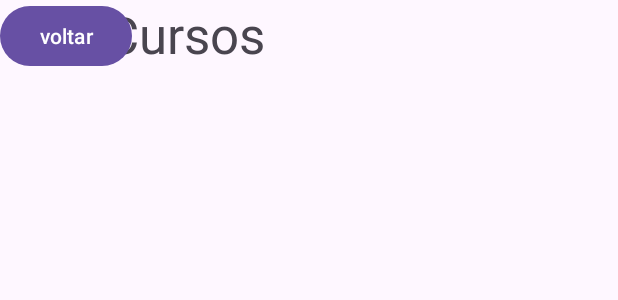
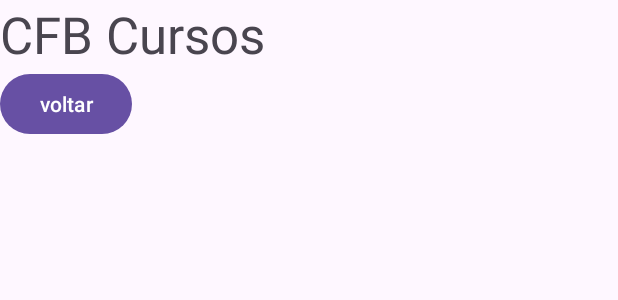
Before and after one commit to Rfaelsn/curso_android_java, an Android app: the layout activity_tela_sobre.xml on its own in the app's theme, with its tools: preview values and no code run, on a phone screen of 412 x 824 dp. Shown: the top 300 px of the screen. Run offline under Robolectric (Android 15) with nearby library versions, the phone set to English and light mode, and no system bars.

Commit message:
feat: aprendendo como fechar corretamente uma activity e passando dados como parametro para outra activity

```diff
--- a/app/src/main/java/com/example/aula01/MainActivity.java
+++ b/app/src/main/java/com/example/aula01/MainActivity.java
@@ -77,6 +77,8 @@ public class MainActivity extends AppCompatActivity {
 
     public void acessarTelaSobre(View v){
         Intent itTelaSobre = new Intent(this,TelaSobre.class);
+        itTelaSobre.putExtra("p_nome", "Rafael");
+        itTelaSobre.putExtra("p_vTotal", vTotal);
         startActivity(itTelaSobre);
 //        setContentView(R.layout.activity_tela_sobre);
     }
--- a/app/src/main/res/layout/activity_tela_sobre.xml
+++ b/app/src/main/res/layout/activity_tela_sobre.xml
@@ -6,21 +6,25 @@
     android:layout_height="match_parent"
     tools:context=".TelaSobre">
 
+    <LinearLayout
+        android:layout_width="409dp"
+        android:layout_height="136dp"
+        android:orientation="vertical"
+        tools:layout_editor_absoluteX="1dp"
+        tools:layout_editor_absoluteY="1dp">
+
         <TextView
-        android:id="@+id/textView"
+            android:id="@+id/tv_nome_resultado"
             android:layout_width="wrap_content"
             android:layout_height="wrap_content"
             android:text="CFB Cursos"
-        android:textSize="34sp"
-        tools:layout_editor_absoluteX="117dp"
-        tools:layout_editor_absoluteY="138dp" />
+            android:textSize="34sp" />
 
         <Button
             android:id="@+id/button2"
             android:layout_width="wrap_content"
             android:layout_height="wrap_content"
             android:onClick="voltarTelaPrincipal"
-        android:text="voltar"
-        tools:layout_editor_absoluteX="120dp"
-        tools:layout_editor_absoluteY="228dp" />
+            android:text="voltar" />
+    </LinearLayout>
 </androidx.constraintlayout.widget.ConstraintLayout>
```
Also changed, not shown: app/src/main/java/com/example/aula01/TelaSobre.java (+10 -2 lines). Lines whose indentation alone changed are shown as unchanged.
